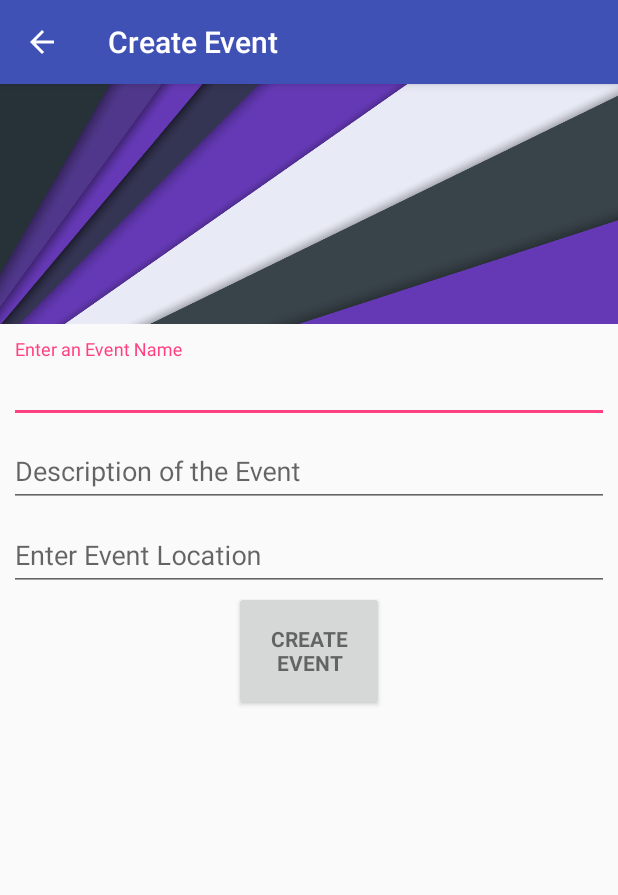
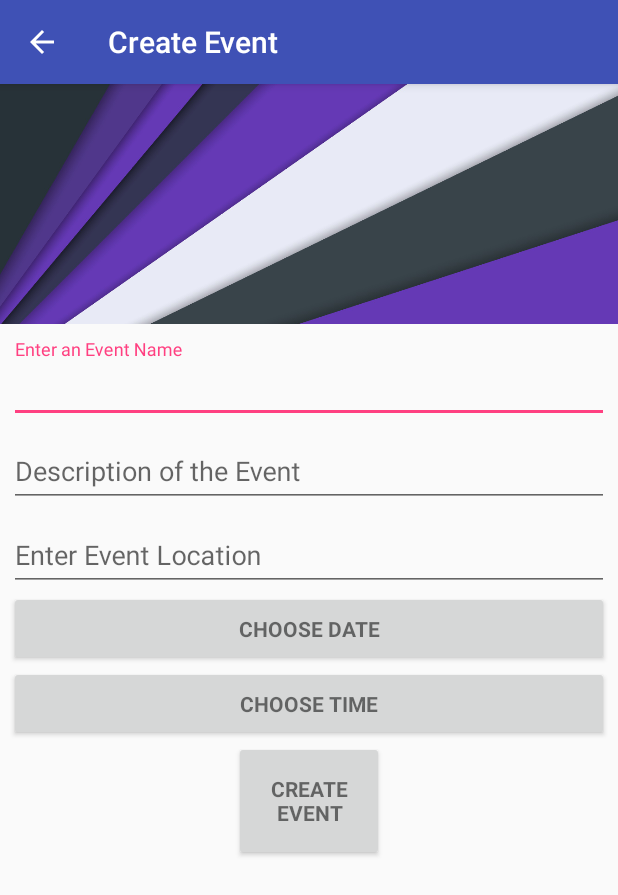
Before and after one commit to NotoriousCurry/Groupify, an Android app: the HomeActivity screen opened directly, with no data from a screen before it, after a tap on an icon or button, on a phone screen of 412 x 824 dp. Shown: the top 895 px of the screen. Run offline under Robolectric (Android 15) with nearby library versions, the phone set to English and light mode, and no system bars; libraries missing offline, so code that uses them is left out: com.firebase.client; 12 statements that could not run were skipped.

Commit message:
- Added Dates & times to events

```diff
--- a/app/src/main/java/com/tssssa/sgaheer/groupify/CardActivity.java
+++ b/app/src/main/java/com/tssssa/sgaheer/groupify/CardActivity.java
@@ -43,7 +43,7 @@ public class CardActivity extends AppCompatActivity {
         mLayoutManager = new LinearLayoutManager(this);
         mRecyclerView.setLayoutManager(mLayoutManager);
 
-        GEvents redundant = new GEvents("Test Name", "Test Loc", "Test Desc", "Test Attendees", "N/A");
+        GEvents redundant = new GEvents("Test Name", "Test Loc", "Test Desc", "N/A", "Test Date", "Test Time");
         eventList.add(redundant);
         mAdapter = new MyRecyclerViewAdapter(eventList, context);
         mRecyclerView.setAdapter(mAdapter);
@@ -90,7 +90,7 @@ public class CardActivity extends AppCompatActivity {
                             String name = dataSnapshot.child("name").getValue().toString();
                             String desc = dataSnapshot.child("description").getValue().toString();
 
-                            GEvents ev = new GEvents(name, "Loc", desc, "att", "N/A");
+                            GEvents ev = new GEvents(name, "Loc", desc, "N/A", "Date", "Time");
                             eventList.add(ev);
                             System.out.println(ev.getName());
                             System.out.println(ev.getDescription());
@@ -117,7 +117,7 @@ public class CardActivity extends AppCompatActivity {
         ArrayList results = new ArrayList<GEvents>();
         for (int index = 0; index < 20; index++) {
             GEvents obj = new GEvents("a", "b",
-                    "c", "d", "e");
+                    "c", "d", "e", "f");
             results.add(index, obj);
         }
         return results;
--- a/app/src/main/java/com/tssssa/sgaheer/groupify/GEvents.java
+++ b/app/src/main/java/com/tssssa/sgaheer/groupify/GEvents.java
@@ -9,19 +9,21 @@ public class GEvents {
     private String name;
     private String location;
     private String description;
-    private String members;
     private String id;
+    private String date;
+    private String time;
 
    public GEvents() {
 
    }
 
-    public GEvents(String eName, String eLocation, String eDescription, String eAttendees, String id) {
+    public GEvents(String eName, String eLocation, String eDescription, String id, String date, String time) {
         this.name = eName;
         this.location = eLocation;
         this.description = eDescription;
-        this.members = eAttendees;
         this.id = id;
+        this.date = date;
+        this.time = time;
     }
 
     public String getName() {
@@ -40,11 +42,11 @@ public class GEvents {
         return id;
     }
 
-    public String getMembers() {
-        return members;
+    public String getDate() {
+        return date;
     }
 
-    public void setMembers(String eAttendees) {
-        this.members = eAttendees;
+    public String getTime() {
+        return time;
     }
 }
--- a/app/src/main/java/com/tssssa/sgaheer/groupify/HomeActivity.java
+++ b/app/src/main/java/com/tssssa/sgaheer/groupify/HomeActivity.java
@@ -21,7 +21,6 @@ import com.firebase.client.Firebase;
 import com.firebase.client.FirebaseError;
 import com.firebase.client.Query;
 import com.firebase.client.ValueEventListener;
-import com.firebase.client.snapshot.BooleanNode;
 
 import java.util.ArrayList;
 
@@ -85,7 +84,7 @@ public class HomeActivity extends AppCompatActivity {
         mLayoutManager = new LinearLayoutManager(this);
         mRecyclerView.setLayoutManager(mLayoutManager);
 
-        GEvents redundant = new GEvents("Create an Event", "Enter a Value", "Enter a Value", "Test Attendees", "N/A");
+        GEvents redundant = new GEvents("Create an Event", "Enter a Description", "Enter a Location", "N/A", "Enter a Date", "Enter Time");
         eventList.add(redundant);
         mAdapter = new MyRecyclerViewAdapter(eventList, context);
         mRecyclerView.setAdapter(mAdapter);
@@ -221,7 +220,9 @@ public class HomeActivity extends AppCompatActivity {
                                 String desc = dataSnapshot.child("description").getValue().toString();
                                 String loc = dataSnapshot.child("location").getValue().toString();
                                 String idd = dataSnapshot.child("id").getValue().toString();
-                                GEvents ev = new GEvents(name, loc, desc, "attendees", idd);
+                                String dat = dataSnapshot.child("date").getValue().toString();
+                                String tim = dataSnapshot.child("time").getValue().toString();
+                                GEvents ev = new GEvents(name, loc, desc, idd, dat, tim);
                                 eventList.add(ev);
                                 updateEventList(eventList);
                             }
--- a/app/src/main/java/com/tssssa/sgaheer/groupify/MyRecyclerViewAdapter.java
+++ b/app/src/main/java/com/tssssa/sgaheer/groupify/MyRecyclerViewAdapter.java
@@ -29,6 +29,7 @@ public class MyRecyclerViewAdapter extends RecyclerView.Adapter<MyRecyclerViewAd
         TextView description;
         TextView location;
         TextView eId;
+        TextView eDate;
 
         public GEventsHolder(View vv) {
             super(vv);
@@ -36,6 +37,7 @@ public class MyRecyclerViewAdapter extends RecyclerView.Adapter<MyRecyclerViewAd
             description = (TextView) vv.findViewById(R.id.ecvText2);
             location = (TextView) vv.findViewById(R.id.ecvText3);
             eId = (TextView) vv.findViewById(R.id.ecvText4);
+            eDate = (TextView) vv.findViewById(R.id.ecvText5);
             Log.i(LOG_TAG, "Adding Listener");
             vv.setOnClickListener(this);
         }
@@ -70,18 +72,15 @@ public class MyRecyclerViewAdapter extends RecyclerView.Adapter<MyRecyclerViewAd
         holder.description.setText("Description: " + mDataSet.get(position).getDescription());
         holder.location.setText("Location: " + mDataSet.get(position).getLocation());
         holder.eId.setText(mDataSet.get(position).getId());
-        final String namess = holder.name.getText().toString();
-        final String descriptions = holder.description.getText().toString();
-        final String locations = holder.location.getText().toString();
+        holder.eDate.setText(mDataSet.get(position).getDate() + " - " + mDataSet.get(position).getTime());
+        //final String namess = holder.name.getText().toString();
+        //final String descriptions = holder.description.getText().toString();
+        //final String locations = holder.location.getText().toString();
         final String eventId = holder.eId.getText().toString();
 
         holder.itemView.setOnClickListener(new View.OnClickListener() {
             @Override
             public void onClick(View v) {
-                System.out.println(namess);
-                System.out.println(descriptions);
-                System.out.println(locations);
-                System.out.println(eventId);
                 Intent intent = new Intent(mContext, ViewEvent.class);
                 intent.addFlags(Intent.FLAG_ACTIVITY_NEW_TASK);
                 intent.putExtra(EXTRA_ID, eventId);
--- a/app/src/main/res/layout/activity_cevent.xml
+++ b/app/src/main/res/layout/activity_cevent.xml
@@ -82,6 +82,24 @@
             </android.support.design.widget.TextInputLayout>
 
             <Button
+                android:id="@+id/cevent_dateButton"
+                style="?android:textAppearanceSmall"
+                android:layout_width="match_parent"
+                android:layout_height="50dp"
+                android:layout_gravity="center"
+                android:text="Choose Date"
+                android:textStyle="bold" />
+
+            <Button
+                android:id="@+id/cevent_timeButton"
+                style="?android:textAppearanceSmall"
+                android:layout_width="match_parent"
+                android:layout_height="50dp"
+                android:layout_gravity="center"
+                android:text="Choose Time"
+                android:textStyle="bold" />
+
+            <Button
                 android:id="@+id/cevent_button"
                 style="?android:textAppearanceSmall"
                 android:layout_width="100dp"
```
Also changed, not shown: app/src/main/java/com/tssssa/sgaheer/groupify/CEventActivity.java (+73 -2 lines), app/src/main/java/com/tssssa/sgaheer/groupify/ViewEvent.java (+8 -1 lines), app/src/main/res/layout/activity_view_event.xml (+17 -5 lines), app/src/main/res/layout/event_card_row.xml (+19 -6 lines).
